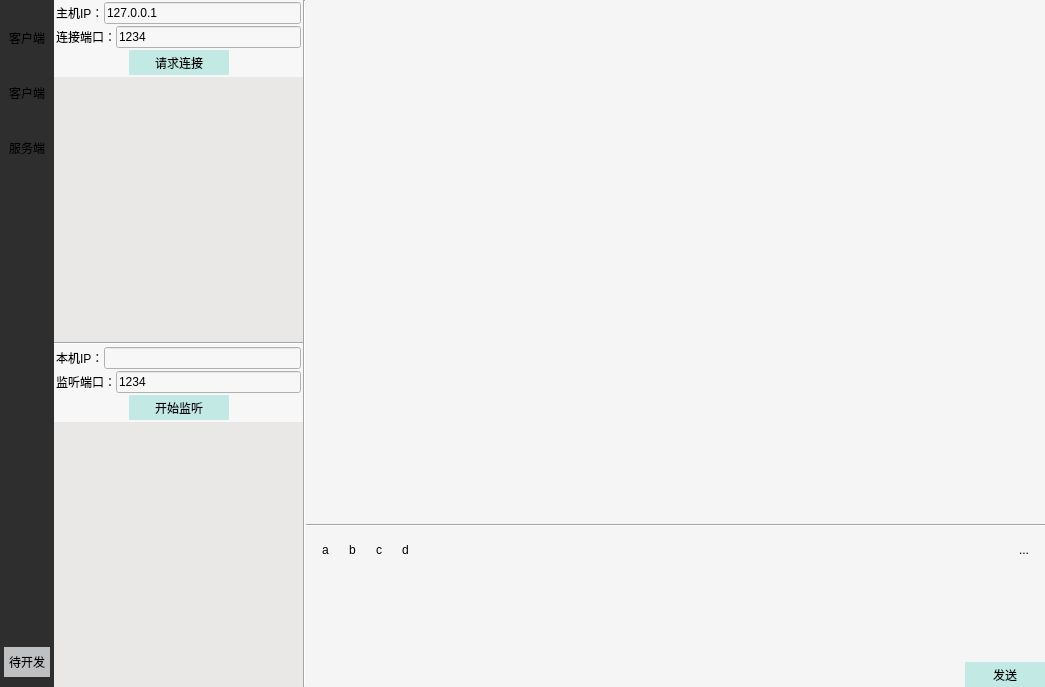
XiaoBigBro/text, file oct-23th/wechat.ui: the form before one commit.
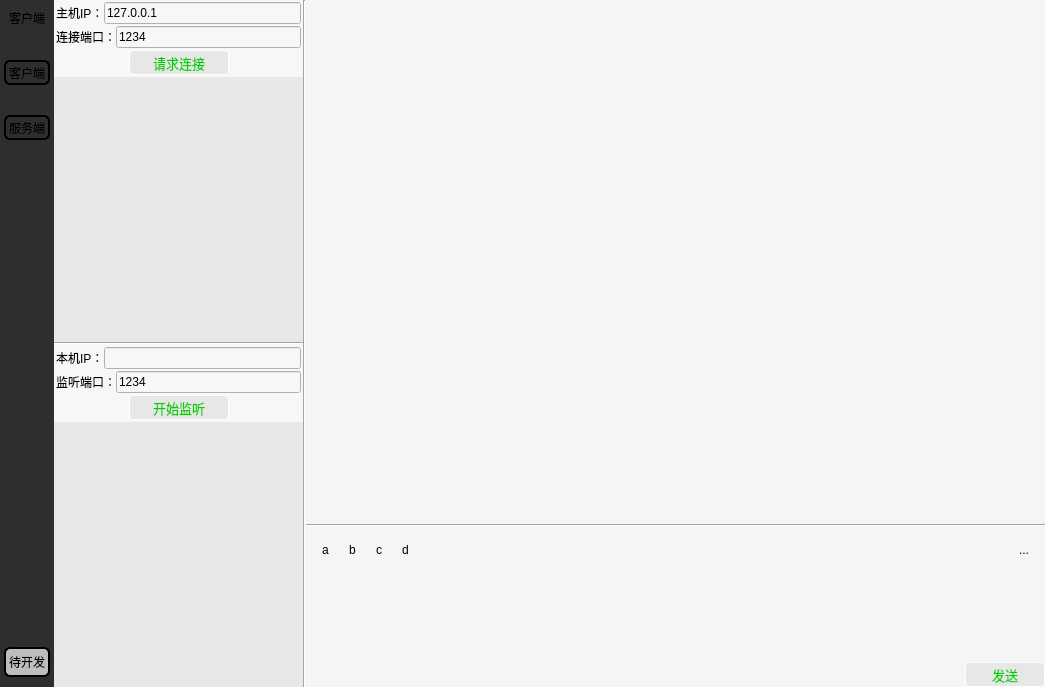
The form after the commit. Icons and pictures are not drawn.

Commit message: 界面更改

```diff
--- a/oct-23th/wechat.ui
+++ b/oct-23th/wechat.ui
@@ -72,7 +72,7 @@
        <number>4</number>
       </property>
       <property name="topMargin">
-       <number>25</number>
+       <number>5</number>
       </property>
       <property name="rightMargin">
        <number>4</number>
@@ -118,7 +118,18 @@
          <enum>Qt::LeftToRight</enum>
         </property>
         <property name="styleSheet">
-         <string notr="true"/>
+         <string notr="true">QToolButton:hover{
+	background-color: rgb(0, 0, 0);
+}
+QToolButton{
+  border-radius:6px;
+  border:2px solid #000000;
+}
+QToolButton::pressed
+{
+	padding-bottom:8px;
+}
+</string>
         </property>
         <property name="text">
          <string>客户端</string>
@@ -150,7 +161,18 @@
          <enum>Qt::WheelFocus</enum>
         </property>
         <property name="styleSheet">
-         <string notr="true"/>
+         <string notr="true">QToolButton:hover{
+	background-color: rgb(0, 0, 0);
+}
+QToolButton{
+  border-radius:6px;
+  border:2px solid #000000;
+}
+QToolButton::pressed
+{
+	padding-bottom:8px;
+}
+</string>
         </property>
         <property name="text">
          <string>服务端</string>
@@ -198,7 +220,19 @@
          </size>
         </property>
         <property name="styleSheet">
-         <string notr="true">background:rgb(190, 192, 193)</string>
+         <string notr="true">QToolButton:hover{
+	background-color: rgb(107, 107, 107);
+}
+QToolButton{
+	background-color: rgb(190, 190, 190);
+  border-radius:6px;
+  border:2px solid #000000;
+}
+QToolButton::pressed
+{
+	padding-top:8px;
+}
+</string>
         </property>
         <property name="text">
          <string>待开发</string>
@@ -382,7 +416,28 @@
                       </size>
                      </property>
                      <property name="styleSheet">
-                      <string notr="true">background-color:#c3e9e5;</string>
+                      <string notr="true">QToolButton
+{
+border:1px solid #ffffff;
+	border-radius:4px;
+	color: rgb(0, 206, 0);
+	background-color: rgb(231, 231, 231);
+	font-size:10pt;
+}
+QToolButton::pressed
+{
+	padding-bottom:0px;
+		color: rgb(0, 106, 0);
+
+}
+QToolButton::hover
+{
+	background-color: rgb(197, 197, 197);
+}
+
+
+
+</string>
                      </property>
                      <property name="text">
                       <string>请求连接</string>
@@ -560,7 +615,23 @@
                       </size>
                      </property>
                      <property name="styleSheet">
-                      <string notr="true">background-color:#c3e9e5;</string>
+                      <string notr="true">QToolButton
+{
+	border:1px solid #ffffff;
+	border-radius:4px;
+	color: rgb(0, 206, 0);
+	background-color: rgb(231, 231, 231);
+	font-size:10pt;
+}
+QToolButton::pressed
+{
+	padding-bottom:0px;
+	color: rgb(0, 106, 0);
+}
+QToolButton::hover
+{
+	background-color: rgb(197, 197, 197);
+}</string>
                      </property>
                      <property name="text">
                       <string>开始监听</string>
@@ -801,11 +872,33 @@
                   </size>
                  </property>
                  <property name="styleSheet">
-                  <string notr="true">background-color:#c3e9e5;</string>
+                  <string notr="true">QToolButton
+{
+border:1px solid #ffffff;
+	border-radius:4px;
+	color: rgb(0, 206, 0);
+	background-color: rgb(231, 231, 231);
+	font-size:10pt;
+}
+QToolButton::pressed
+{
+	padding-bottom:0px;	
+	color: rgb(0, 106, 0);
+}
+QToolButton::hover
+{
+	background-color: rgb(197, 197, 197);
+}</string>
                  </property>
                  <property name="text">
                   <string>发送</string>
                  </property>
+                 <property name="shortcut">
+                  <string>Return</string>
+                 </property>
+                 <property name="checkable">
+                  <bool>false</bool>
+                 </property>
                  <property name="autoRaise">
                   <bool>true</bool>
                  </property>
```
Left out of the diff: 9 changed lines with no effect on the pictures. The commit also changes 1 other file.
